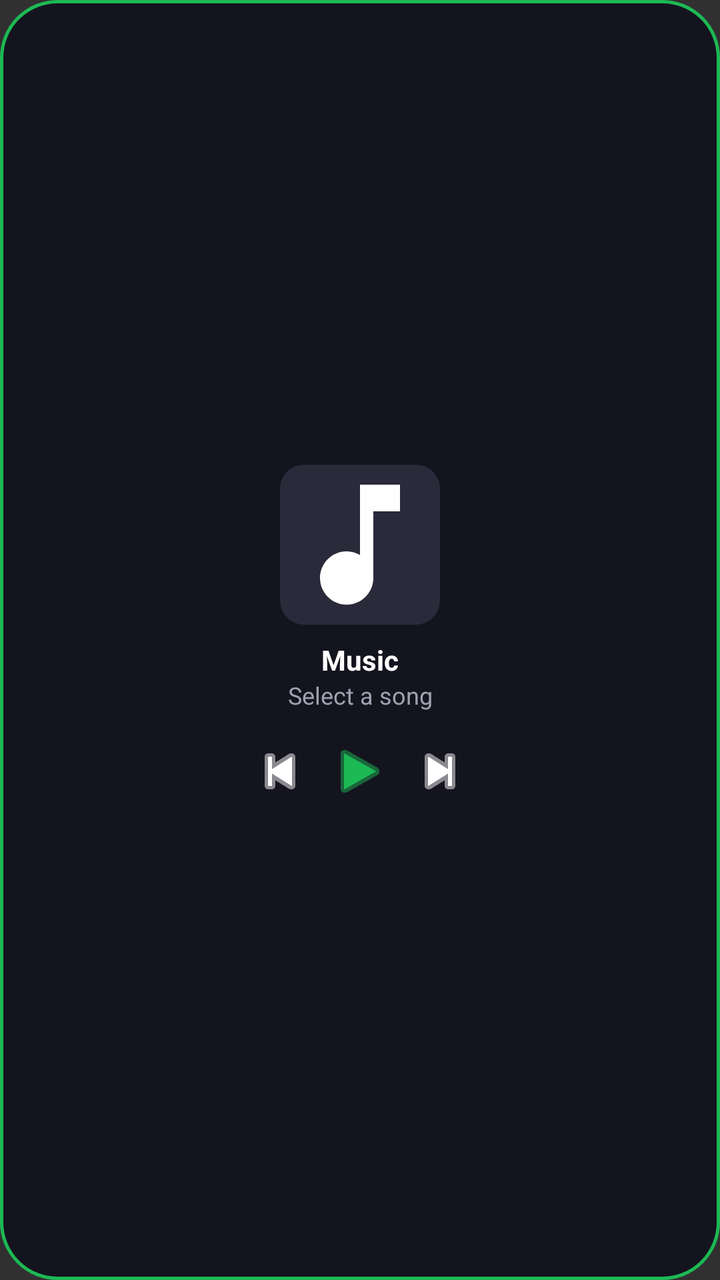
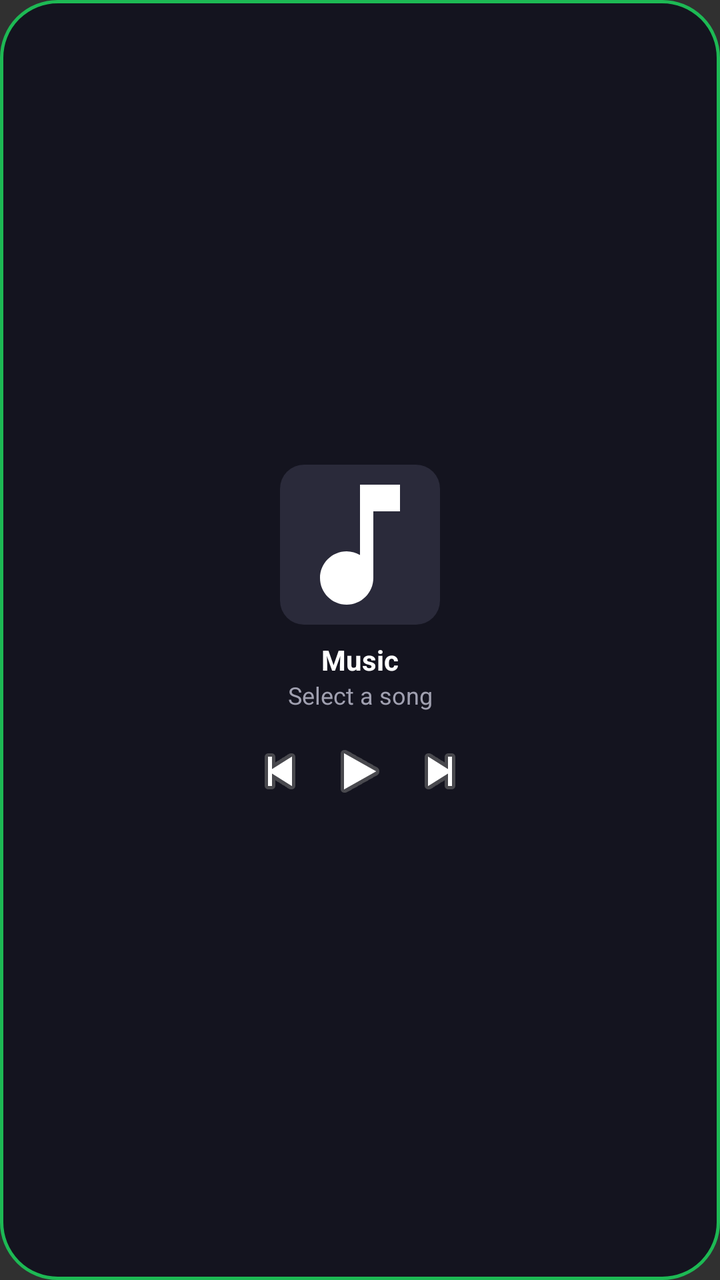

Compare the two renders of this Android layout. The source of the first and the diff that turns it into the second are given below.
<!-- AndroidManifest.xml: application theme android:Theme.Material.NoActionBar -->
<!-- res/layout/widget_music_squircle.xml -->
<?xml version="1.0" encoding="utf-8"?>
<LinearLayout xmlns:android="http://schemas.android.com/apk/res/android"
    android:id="@+id/widget_root"
    android:layout_width="match_parent"
    android:layout_height="match_parent"
    android:orientation="vertical"
    android:padding="16dp"
    android:background="@drawable/widget_bg_squircle"
    android:gravity="center">

    <ImageView
        android:id="@+id/widget_album_art"
        android:layout_width="80dp"
        android:layout_height="80dp"
        android:scaleType="centerCrop"
        android:src="@drawable/ic_music_note"
        android:background="@drawable/widget_art_rounded"
        android:contentDescription="Album Art" />

    <TextView
        android:id="@+id/widget_title"
        android:layout_width="match_parent"
        android:layout_height="wrap_content"
        android:layout_marginTop="8dp"
        android:text="Music"
        android:textColor="#FFFFFF"
        android:textSize="14sp"
        android:textStyle="bold"
        android:gravity="center"
        android:maxLines="1"
        android:ellipsize="end" />

    <TextView
        android:id="@+id/widget_artist"
        android:layout_width="match_parent"
        android:layout_height="wrap_content"
        android:text="Select a song"
        android:textColor="#A0A0B0"
        android:textSize="12sp"
        android:gravity="center"
        android:maxLines="1"
        android:ellipsize="end" />

    <LinearLayout
        android:layout_width="wrap_content"
        android:layout_height="wrap_content"
        android:layout_marginTop="8dp"
        android:orientation="horizontal"
        android:gravity="center">

        <ImageButton
            android:id="@+id/widget_btn_previous"
            android:layout_width="36dp"
            android:layout_height="36dp"
            android:background="?android:attr/selectableItemBackgroundBorderless"
            android:src="@android:drawable/ic_media_previous"
            android:tint="#FFFFFF"
            android:contentDescription="Previous" />

        <ImageButton
            android:id="@+id/widget_btn_play_pause"
            android:layout_width="44dp"
            android:layout_height="44dp"
            android:background="?android:attr/selectableItemBackgroundBorderless"
            android:src="@android:drawable/ic_media_play"
            android:tint="#1DB954"
            android:contentDescription="Play/Pause" />

        <ImageButton
            android:id="@+id/widget_btn_next"
            android:layout_width="36dp"
            android:layout_height="36dp"
            android:background="?android:attr/selectableItemBackgroundBorderless"
            android:src="@android:drawable/ic_media_next"
            android:tint="#FFFFFF"
            android:contentDescription="Next" />
    </LinearLayout>

</LinearLayout>
<!-- resources referenced by this layout -->
<resources>
  <!-- drawable ic_music_note (drawable) -->
  <vector xmlns:android="http://schemas.android.com/apk/res/android"
      android:width="24dp"
      android:height="24dp"
      android:viewportWidth="24"
      android:viewportHeight="24">
    <path
        android:fillColor="#FFFFFF"
        android:pathData="M12,3v10.55c-0.59,-0.34 -1.27,-0.55 -2,-0.55 -2.21,0 -4,1.79 -4,4s1.79,4 4,4 4,-1.79 4,-4V7h4V3h-6z"/>
  </vector>
  <!-- drawable widget_art_rounded (drawable) -->
  <?xml version="1.0" encoding="utf-8"?>
  <shape xmlns:android="http://schemas.android.com/apk/res/android">
      <solid android:color="#2A2A3A" />
      <corners android:radius="12dp" />
  </shape>
  <!-- drawable widget_bg_squircle (drawable) -->
  <?xml version="1.0" encoding="utf-8"?>
  <shape xmlns:android="http://schemas.android.com/apk/res/android">
      <solid android:color="#14141F" />
      <corners android:radius="28dp" />
      <stroke android:width="1.5dp" android:color="#1DB954" />
  </shape>
</resources>

<!-- the commit's change to res/layout/widget_music_squircle.xml (unified diff, before → after) -->
@@ -52,27 +52,24 @@
             android:id="@+id/widget_btn_previous"
             android:layout_width="36dp"
             android:layout_height="36dp"
-            android:background="?android:attr/selectableItemBackgroundBorderless"
+            android:background="@android:color/transparent"
             android:src="@android:drawable/ic_media_previous"
-            android:tint="#FFFFFF"
             android:contentDescription="Previous" />
 
         <ImageButton
             android:id="@+id/widget_btn_play_pause"
             android:layout_width="44dp"
             android:layout_height="44dp"
-            android:background="?android:attr/selectableItemBackgroundBorderless"
+            android:background="@android:color/transparent"
             android:src="@android:drawable/ic_media_play"
-            android:tint="#1DB954"
             android:contentDescription="Play/Pause" />
 
         <ImageButton
             android:id="@+id/widget_btn_next"
             android:layout_width="36dp"
             android:layout_height="36dp"
-            android:background="?android:attr/selectableItemBackgroundBorderless"
+            android:background="@android:color/transparent"
             android:src="@android:drawable/ic_media_next"
-            android:tint="#FFFFFF"
             android:contentDescription="Next" />
     </LinearLayout>
 
